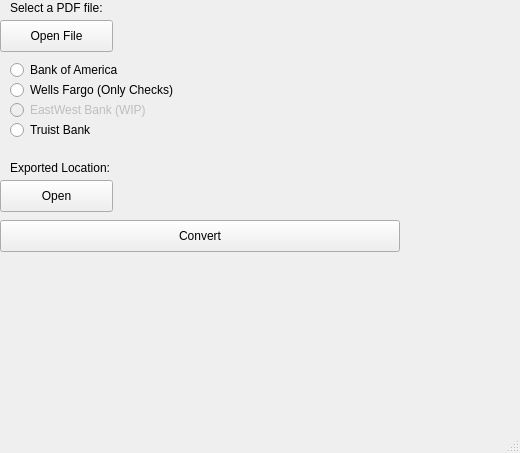
Snow-0/statement_converter, file gui.ui: the form before one commit.
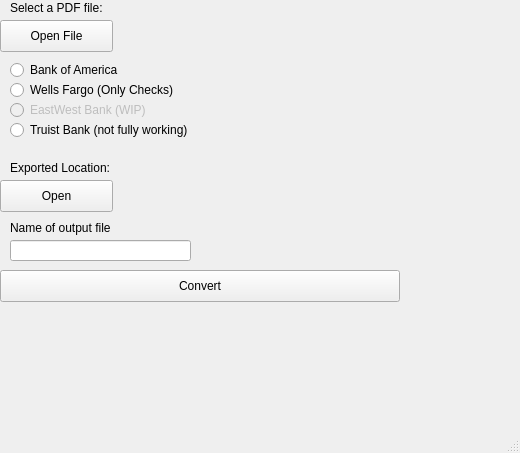
The form after the commit.

Commit message: added dates when export to csv and fixed truist withdrawals

What changed in the file:
```diff
--- a/gui.ui
+++ b/gui.ui
@@ -127,14 +127,14 @@
      </rect>
     </property>
     <property name="text">
-     <string>Truist Bank</string>
+     <string>Truist Bank (not fully working)</string>
     </property>
    </widget>
    <widget class="QPushButton" name="pushButton_3">
     <property name="geometry">
      <rect>
       <x>0</x>
-      <y>220</y>
+      <y>270</y>
       <width>400</width>
       <height>32</height>
      </rect>
@@ -147,13 +147,36 @@
     <property name="geometry">
      <rect>
       <x>10</x>
-      <y>260</y>
+      <y>300</y>
       <width>300</width>
       <height>16</height>
      </rect>
     </property>
     <property name="text">
-     <string></string>
+     <string/>
+    </property>
+   </widget>
+   <widget class="QLineEdit" name="lineEdit">
+    <property name="geometry">
+     <rect>
+      <x>10</x>
+      <y>240</y>
+      <width>181</width>
+      <height>21</height>
+     </rect>
+    </property>
+   </widget>
+   <widget class="QLabel" name="label_4">
+    <property name="geometry">
+     <rect>
+      <x>10</x>
+      <y>220</y>
+      <width>151</width>
+      <height>16</height>
+     </rect>
+    </property>
+    <property name="text">
+     <string>Name of output file</string>
     </property>
    </widget>
   </widget>
```
The commit also changes 4 other files.
